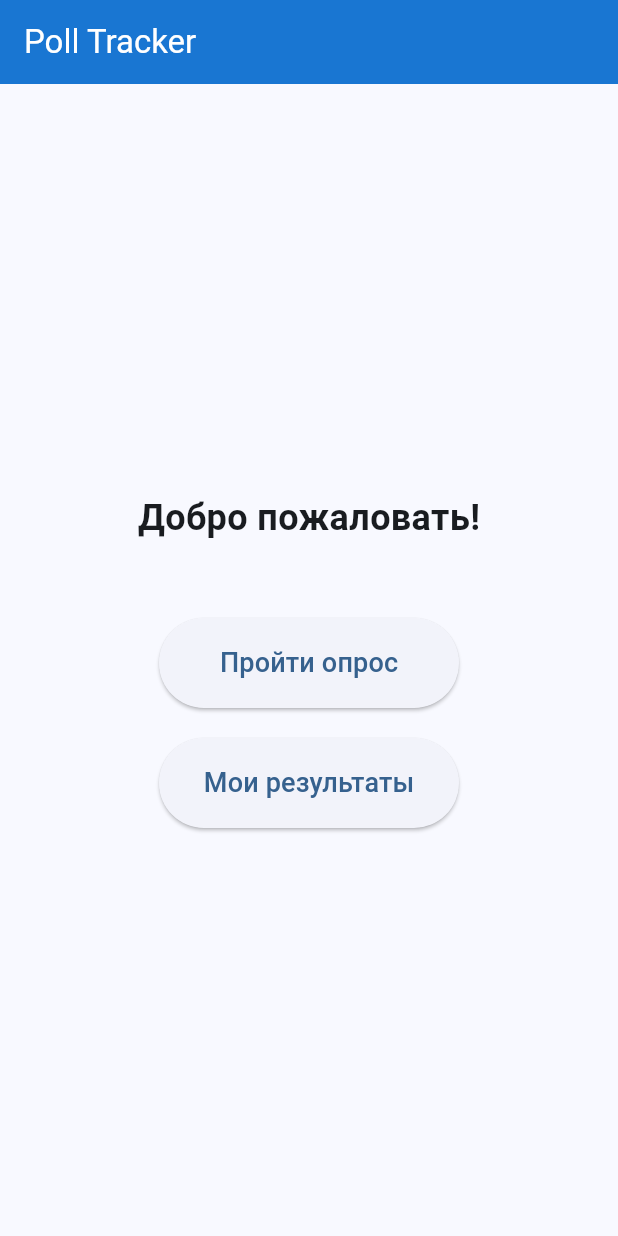
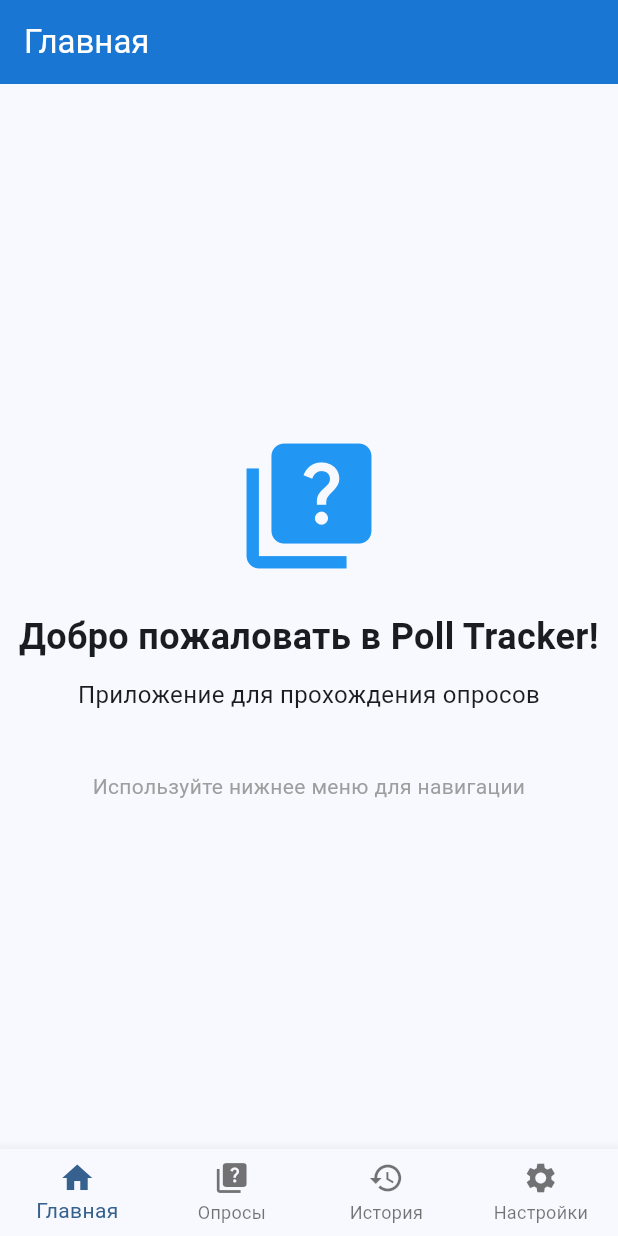
Before and after one commit to Romanok44/RKMP_7, a Flutter app: the screen it shows after launch, on a phone screen of 412 x 824 dp. Run offline on Flutter 3.47's test engine with Material 3 defaults, Android fonts, the phone set to English and light mode, and no system bars; our stand-ins replace cached_network_image, shared_preferences.

Commit message:
Добавлено нижнее меню с горизонтальной навигацией
Добавлено нижнее меню, слегка изменена навигация основных экранов, изменен стартовый экран, добавлен экран настроек (без функционала). Для навигации использовался метод pushReplacement

```diff
--- a/lib/app.dart
+++ b/lib/app.dart
@@ -1,7 +1,7 @@
 import 'package:flutter/material.dart';
 import 'package:provider/provider.dart';
 import 'features/polls/state/history_service.dart';
-import 'features/polls/screens/start_screen.dart';
+import 'features/main_navigation/main_navigation_screen.dart';
 import 'shared/app_theme.dart';
 
 class PollApp extends StatelessWidget {
@@ -14,7 +14,7 @@
       child: MaterialApp(
         title: 'Poll Tracker',
         theme: AppTheme.themeData,
-        home: const StartScreen(),
+        home: const MainNavigationScreen(),
         debugShowCheckedModeBanner: false,
       ),
     );
--- /dev/null
+++ b/lib/features/main_navigation/main_navigation_screen.dart
@@ -0,0 +1,92 @@
+import 'package:flutter/material.dart';
+import '../polls/screens/start_screen.dart';
+import '../polls/screens/poll_flow/category_selection_screen.dart';
+import '../history/screens/history_screen.dart';
+import '../settings/screens/settings_screen.dart';
+
+class MainNavigationScreen extends StatelessWidget {
+  const MainNavigationScreen({super.key});
+
+  void _navigateToScreen(BuildContext context, Widget screen, String title) {
+    // ГОРИЗОНТАЛЬНАЯ НАВИГАЦИЯ - заменяем текущий экран
+    Navigator.pushReplacement(
+      context,
+      PageRouteBuilder(
+        pageBuilder: (context, animation1, animation2) => Scaffold(
+          appBar: AppBar(
+            title: Text(title),
+            backgroundColor: Colors.blue[700],
+          ),
+          body: screen,
+          bottomNavigationBar: _buildBottomNavigationBar(context, title),
+        ),
+        transitionDuration: Duration.zero,
+      ),
+    );
+  }
+
+  BottomNavigationBar _buildBottomNavigationBar(BuildContext context, String currentTitle) {
+    return BottomNavigationBar(
+      currentIndex: _getCurrentIndex(currentTitle),
+      onTap: (index) => _onItemTapped(context, index),
+      type: BottomNavigationBarType.fixed,
+      items: const [
+        BottomNavigationBarItem(
+          icon: Icon(Icons.home),
+          label: 'Главная',
+        ),
+        BottomNavigationBarItem(
+          icon: Icon(Icons.quiz),
+          label: 'Опросы',
+        ),
+        BottomNavigationBarItem(
+          icon: Icon(Icons.history),
+          label: 'История',
+        ),
+        BottomNavigationBarItem(
+          icon: Icon(Icons.settings),
+          label: 'Настройки',
+        ),
+      ],
+    );
+  }
+
+  int _getCurrentIndex(String title) {
+    switch (title) {
+      case 'Главная': return 0;
+      case 'Опросы': return 1;
+      case 'История': return 2;
+      case 'Настройки': return 3;
+      default: return 0;
+    }
+  }
+
+  void _onItemTapped(BuildContext context, int index) {
+    switch (index) {
+      case 0:
+        _navigateToScreen(context, const StartScreen(), 'Главная');
+        break;
+      case 1:
+        _navigateToScreen(context, const CategorySelectionScreen(), 'Опросы');
+        break;
+      case 2:
+        _navigateToScreen(context, const HistoryScreen(), 'История');
+        break;
+      case 3:
+        _navigateToScreen(context, const SettingsScreen(), 'Настройки');
+        break;
+    }
+  }
+
+  @override
+  Widget build(BuildContext context) {
+    return Scaffold(
+      appBar: AppBar(
+        title: const Text('Главная'),
+        backgroundColor: Colors.blue[700],
+      ),
+      body: const StartScreen(),
+      bottomNavigationBar: _buildBottomNavigationBar(context, 'Главная'),
+    );
+  }
+}
--- a/lib/features/polls/screens/poll_flow/category_selection_screen.dart
+++ b/lib/features/polls/screens/poll_flow/category_selection_screen.dart
@@ -7,10 +7,7 @@
   @override
   Widget build(BuildContext context) {
     return Scaffold(
-      appBar: AppBar(
-        title: const Text('Выберите категорию'),
-        backgroundColor: Colors.blue[700],
-      ),
+      // AppBar теперь будет добавляться в MainNavigationScreen
       body: ListView(
         children: [
           _buildCategoryCard(
--- a/lib/features/polls/screens/start_screen.dart
+++ b/lib/features/polls/screens/start_screen.dart
@@ -1,6 +1,4 @@
 import 'package:flutter/material.dart';
-import 'poll_flow/category_selection_screen.dart';
-import '../../history/screens/history_screen.dart';
 
 class StartScreen extends StatelessWidget {
   const StartScreen({super.key});
@@ -8,51 +6,29 @@
   @override
   Widget build(BuildContext context) {
     return Scaffold(
-      appBar: AppBar(
-        title: const Text('Poll Tracker'),
-        backgroundColor: Colors.blue[700],
-      ),
+      // AppBar теперь в MainNavigationScreen
       body: Center(
         child: Column(
           mainAxisAlignment: MainAxisAlignment.center,
           children: [
+            const Icon(Icons.quiz, size: 100, color: Colors.blue),
+            const SizedBox(height: 20),
             const Text(
-              'Добро пожаловать!',
+              'Добро пожаловать в Poll Tracker!',
               style: TextStyle(fontSize: 24, fontWeight: FontWeight.bold),
+              textAlign: TextAlign.center,
             ),
-            const SizedBox(height: 50),
-            SizedBox(
-              width: 200,
-              height: 60,
-              child: ElevatedButton(
-                onPressed: () {
-                  Navigator.push(
-                    context,
-                    MaterialPageRoute(builder: (context) => const CategorySelectionScreen()),
-                  );
-                },
-                child: const Text(
-                  'Пройти опрос',
-                  style: TextStyle(fontSize: 18),
-                ),
-              ),
+            const SizedBox(height: 10),
+            const Text(
+              'Приложение для прохождения опросов',
+              style: TextStyle(fontSize: 16),
+              textAlign: TextAlign.center,
             ),
-            const SizedBox(height: 20),
-            SizedBox(
-              width: 200,
-              height: 60,
-              child: ElevatedButton(
-                onPressed: () {
-                  Navigator.push(
-                    context,
-                    MaterialPageRoute(builder: (context) => const HistoryScreen()),
-                  );
-                },
-                child: const Text(
-                  'Мои результаты',
-                  style: TextStyle(fontSize: 18),
-                ),
-              ),
+            const SizedBox(height: 40),
+            const Text(
+              'Используйте нижнее меню для навигации',
+              style: TextStyle(fontSize: 14, color: Colors.grey),
+              textAlign: TextAlign.center,
             ),
           ],
         ),
```
Also changed, not shown: lib/features/history/screens/history_screen.dart (+1 -12 lines), lib/features/settings/screens/settings_screen.dart (added, +28 -0 lines).
